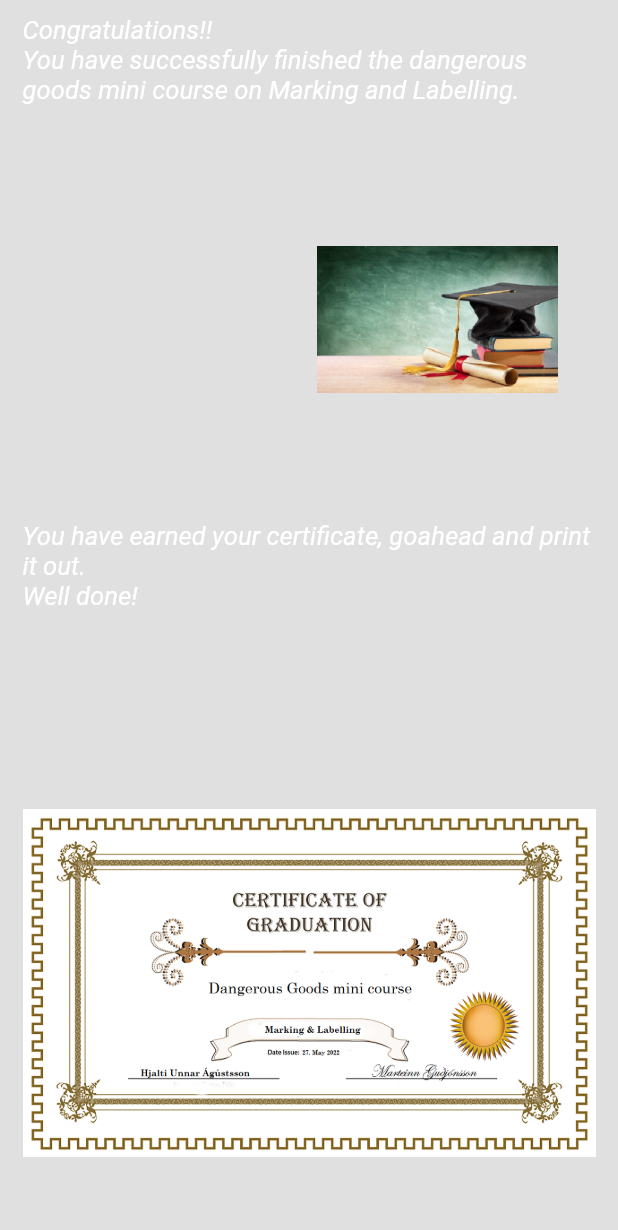
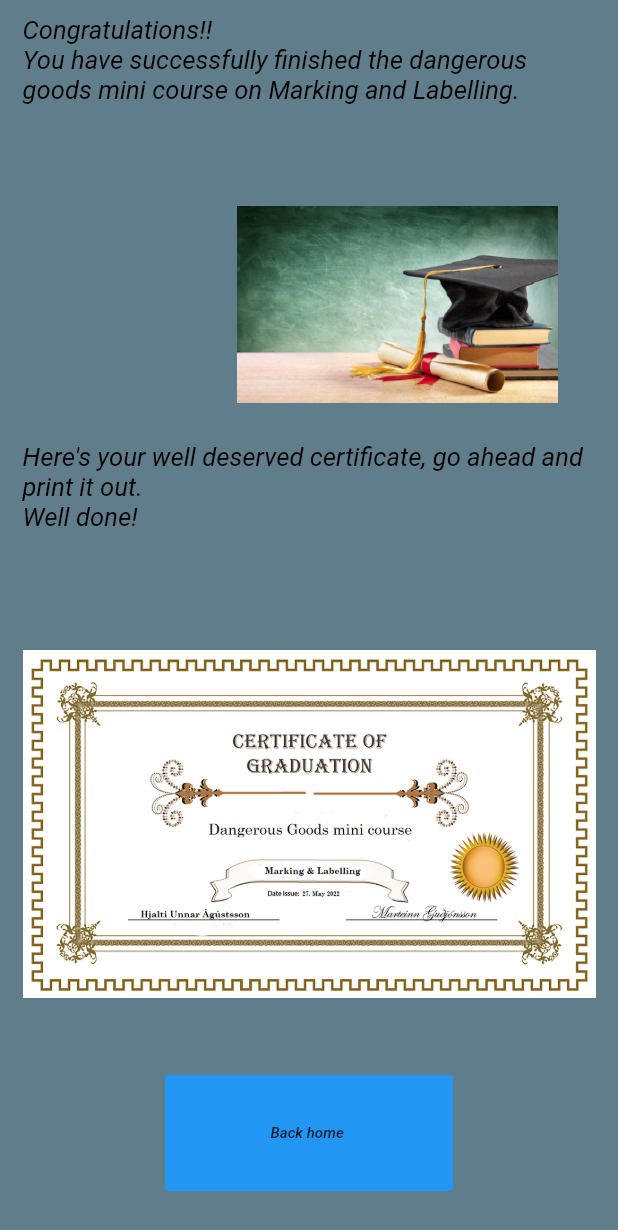
Before and after one commit to MarteinnG/dg_mini_course, a Flutter app: the ClosingPage screen opened directly, on a phone screen of 412 x 824 dp. Shown: the top 1230 px of the screen. Run offline on Flutter 3.47's test engine with Material 2 defaults, Android fonts, the phone set to English and light mode, and no system bars.

Commit message:
Eighteenth commit
Some finalization

```diff
--- a/lib/closing_page.dart
+++ b/lib/closing_page.dart
@@ -1,3 +1,4 @@
+import 'package:dg_mini_course/course_page.dart';
 import 'package:flutter/cupertino.dart';
 import 'package:flutter/material.dart';
 import 'constants.dart';
@@ -11,7 +12,7 @@ class _ClosingPageState extends State<ClosingPage> {
   @override
   Widget build(BuildContext context) {
     return Scaffold(
-      backgroundColor: Colors.black12,
+      backgroundColor: Colors.blueGrey,
       body: SafeArea(
         child: Column(
           crossAxisAlignment: CrossAxisAlignment.stretch,
@@ -25,7 +26,7 @@ class _ClosingPageState extends State<ClosingPage> {
                   style: TextStyle(
                     fontStyle: FontStyle.italic,
                     fontSize: 17.0,
-                    color: Colors.white,
+                    color: Colors.black,
                   ),
                 ),
               ),
@@ -36,7 +37,7 @@ class _ClosingPageState extends State<ClosingPage> {
                 padding: EdgeInsets.symmetric(horizontal: 40),
                 child: Image.asset(
                   'images/graduation.png',
-                  scale: 4,
+                  scale: 3,
                   alignment: Alignment.topRight,
                 ),
               ),
@@ -50,7 +51,7 @@ class _ClosingPageState extends State<ClosingPage> {
                   style: TextStyle(
                     fontStyle: FontStyle.italic,
                     fontSize: 17.0,
-                    color: Colors.white,
+                    color: Colors.black,
                   ),
                 ),
               ),
@@ -64,7 +65,26 @@ class _ClosingPageState extends State<ClosingPage> {
                   ),
                 ),
               ),
-            SizedBox(height: 5,)
+            Expanded(
+              child: Padding(
+                padding: EdgeInsets.symmetric(horizontal: 110, vertical: 30),
+                child: GestureDetector(
+                  child: FlatButton(
+                    color: Colors.blue,
+                    child: Text(
+                      'Back home ',
+                      style: TextStyle(
+                        fontSize: 10,
+                        fontStyle: FontStyle.italic,
+                      ),
+                    ),
+                    onPressed: (){
+                      //Navigator.push((context), MaterialPageRoute(builder: (context) => CoursePage()));
+                    },
+                  ),
+                ),
+              ),
+            ),
           ],
         ),
       ),
--- a/lib/constants.dart
+++ b/lib/constants.dart
@@ -68,5 +68,5 @@ Handling labels for Cargo Aircraft Only (CAO) must be used on packages that are
 const congrats = '''Congratulations!!
 You have successfully finished the dangerous goods mini course on Marking and Labelling.''';
 
-const certificate = '''You have earned your certificate, goahead and print it out.
+const certificate = '''Here's your well deserved certificate, go ahead and print it out.
 Well done!''';
```
